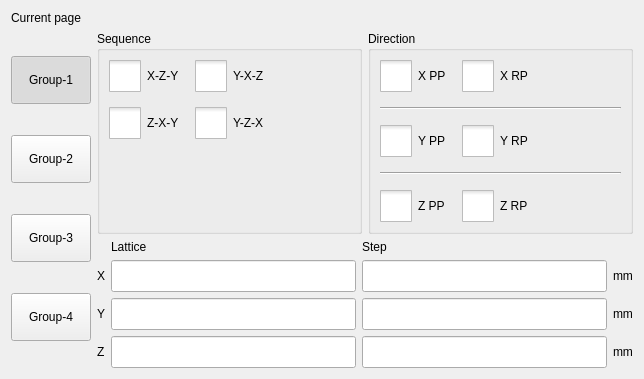
Old version of the form hcsettings/ichcstackedsettingsframe.ui in the repository GaussCheng/2-5AxisPunch.
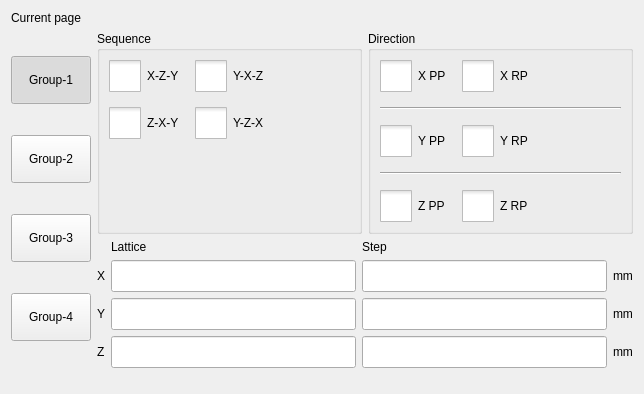
New version of the form. Icons and pictures are not drawn. Custom widgets are drawn as their Qt base class.

Patch:
```diff
--- a/hcsettings/ichcstackedsettingsframe.ui
+++ b/hcsettings/ichcstackedsettingsframe.ui
@@ -7,7 +7,7 @@
     <x>0</x>
     <y>0</y>
     <width>644</width>
-    <height>358</height>
+    <height>394</height>
    </rect>
   </property>
   <property name="windowTitle">
```
Left out of the diff: 2 changed lines with no effect on the pictures.
